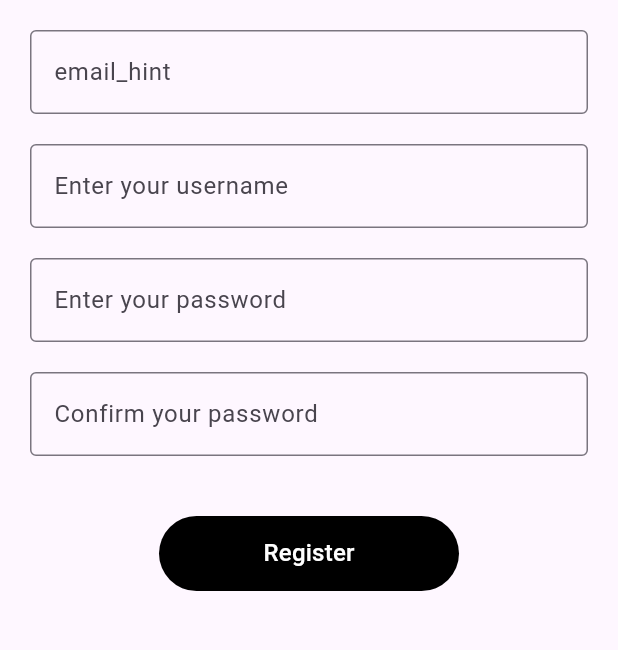
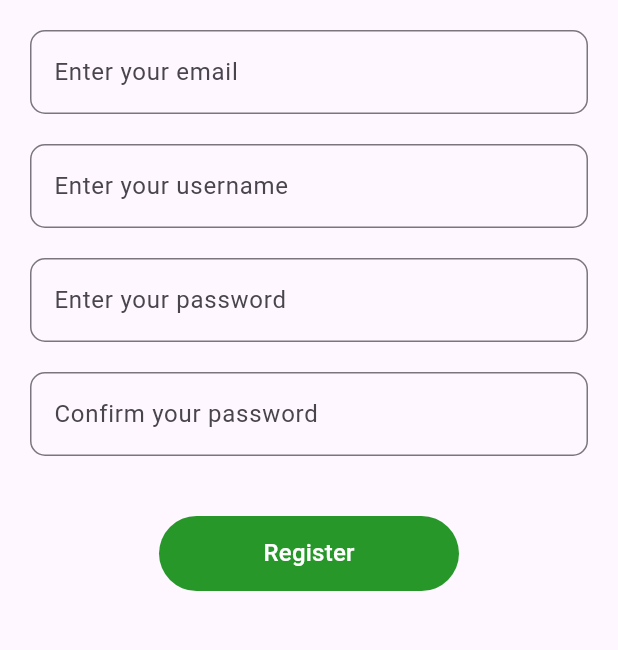
Before and after one commit to Bibekdhkl/Mobile-App-Birkshya-Delta, a Flutter app: the RegisterView screen opened by its route, on a phone screen of 412 x 824 dp, the part 369-1019 px from its top. Run offline on Flutter 3.47's test engine with Material 3 defaults, Android fonts, the phone set to English and light mode, and no system bars; our stand-ins replace file_picker, firebase_core, firebase_database, fluttertoast, get, google_maps_flutter and 1 more; missing offline and left inert: fluid_bottom_nav_bar, khalti; accounts and stored records are empty; network calls fail.

Commit message:
updated repo

```diff
--- a/lib/resources/components/round_button.dart
+++ b/lib/resources/components/round_button.dart
@@ -4,7 +4,7 @@ import 'package:project_app/resources/colors/app_color.dart';
 class RoundButton extends StatelessWidget {
   const RoundButton(
       {Key? key,
-      this.buttonColor = AppColor.blackColor,
+      this.buttonColor = const Color.fromARGB(255, 39, 151, 42),
       this.textColor = AppColor.whiteColor,
       required this.title,
       required this.onPress,
--- a/lib/view/chatbot/chat_page.dart
+++ b/lib/view/chatbot/chat_page.dart
@@ -9,8 +9,76 @@ class ChatPage extends StatefulWidget {
 class _ChatPageState extends State<ChatPage> {
   final TextEditingController _controller = TextEditingController();
   List<Map<String, dynamic>> _qaPairs = [
-    {"question": "What is your name?", "answer": "My name is Arjun"},
-    {"question": "What is your age?", "answer": "32"},
+    {"question": "What is my name?", "answer": "Your name is Arjun"},
+    {"question": "What is your age?", "answer": "Your age is 32"},
+    {
+      "question": "What is my favorite color?",
+      "answer": "Your favorite color is blue"
+    },
+    {"question": "What is my job?", "answer": "You are a software developer"},
+    {"question": "Where do I live?", "answer": "You live in San Francisco"},
+    {
+      "question": "What is my favorite food?",
+      "answer": "Your favorite food is pizza"
+    },
+    {"question": "What is my pet's name?", "answer": "Your pet's name is Max"},
+    {
+      "question": "What is my favorite movie?",
+      "answer": "Your favorite movie is Inception"
+    },
+    {
+      "question": "What is my favorite book?",
+      "answer": "Your favorite book is 'To Kill a Mockingbird'"
+    },
+    {
+      "question": "What is my favorite sport?",
+      "answer": "Your favorite sport is basketball"
+    },
+    {
+      "question": "What is my favorite team?",
+      "answer": "Your favorite team is the Golden State Warriors"
+    },
+    {
+      "question": "What is my favorite song?",
+      "answer": "Your favorite song is 'Bohemian Rhapsody'"
+    },
+    {
+      "question": "What is my favorite band?",
+      "answer": "Your favorite band is Queen"
+    },
+    {
+      "question": "What is my favorite TV show?",
+      "answer": "Your favorite TV show is 'Breaking Bad'"
+    },
+    {
+      "question": "What is my favorite video game?",
+      "answer":
+          "Your favorite video game is 'The Legend of Zelda: Breath of the Wild'"
+    },
+    {
+      "question": "What is my favorite car?",
+      "answer": "Your favorite car is the Tesla Model S"
+    },
+    {
+      "question": "What is my favorite city?",
+      "answer": "Your favorite city is New York City"
+    },
+    {
+      "question": "What is my favorite country?",
+      "answer": "Your favorite country is Italy"
+    },
+    {
+      "question": "What is my favorite hobby?",
+      "answer": "Your favorite hobby is reading"
+    },
+    {
+      "question": "What is my favorite restaurant?",
+      "answer": "Your favorite restaurant is 'The French Laundry'"
+    },
+    {
+      "question": "What is my favorite drink?",
+      "answer": "Your favorite drink is coffee"
+    },
   ];
 
   List<Map<String, dynamic>> _messages = [];
--- a/lib/view/login/widgets/input_password_widget.dart
+++ b/lib/view/login/widgets/input_password_widget.dart
@@ -27,7 +27,11 @@ class InputPasswordWidget extends StatelessWidget {
             loginVM.passwordFocusNode.value);
       },
       decoration: InputDecoration(
-          hintText: "password_hint".tr, border: OutlineInputBorder()),
+          hintText: "password_hint".tr,
+          border: OutlineInputBorder(
+            borderRadius:
+                BorderRadius.circular(10), // This makes the border rounded
+          )),
     );
   }
 }
--- a/lib/view/register/widgets/input_email_widget.dart
+++ b/lib/view/register/widgets/input_email_widget.dart
@@ -23,8 +23,12 @@ class InputEmailWidget extends StatelessWidget {
         Utils.fieldFocusChange(context, registerVM.emailFocusNode.value,
             registerVM.passwordFocusNode.value);
       },
-      decoration:
-          InputDecoration(hintText: "email_hint", border: OutlineInputBorder()),
+      decoration: InputDecoration(
+          hintText: "email_hint".tr,
+          border: OutlineInputBorder(
+            borderRadius:
+                BorderRadius.circular(10), // This makes the border rounded
+          )),
     );
   }
 }
--- a/lib/view/register/widgets/input_password2_widget.dart
+++ b/lib/view/register/widgets/input_password2_widget.dart
@@ -25,7 +25,11 @@ class InputPassword2Widget extends StatelessWidget {
             registerVM.password2FocusNode.value);
       },
       decoration: InputDecoration(
-          hintText: "confirm_password".tr, border: OutlineInputBorder()),
+          hintText: "confirm_password".tr,
+          border: OutlineInputBorder(
+            borderRadius:
+                BorderRadius.circular(10), // This makes the border rounded
+          )),
     );
   }
 }
--- a/lib/view/register/widgets/input_password_widget.dart
+++ b/lib/view/register/widgets/input_password_widget.dart
@@ -25,7 +25,11 @@ class InputPasswordWidget extends StatelessWidget {
             registerVM.passwordFocusNode.value);
       },
       decoration: InputDecoration(
-          hintText: "password_hint".tr, border: OutlineInputBorder()),
+          hintText: "password_hint".tr,
+          border: OutlineInputBorder(
+            borderRadius:
+                BorderRadius.circular(10), // This makes the border rounded
+          )),
     );
   }
 }
--- a/lib/view/register/widgets/input_username_widget.dart
+++ b/lib/view/register/widgets/input_username_widget.dart
@@ -23,7 +23,11 @@ class InputUsernameWidget extends StatelessWidget {
             registerVM.usernameFocusNode.value);
       },
       decoration: InputDecoration(
-          hintText: "username".tr, border: OutlineInputBorder()),
+          hintText: "username".tr,
+          border: OutlineInputBorder(
+            borderRadius:
+                BorderRadius.circular(10), // This makes the border rounded
+          )),
     );
   }
 }
```
Also changed, not shown: lib/view/login/widgets/input_email_widget.dart (+6 -1 lines).
